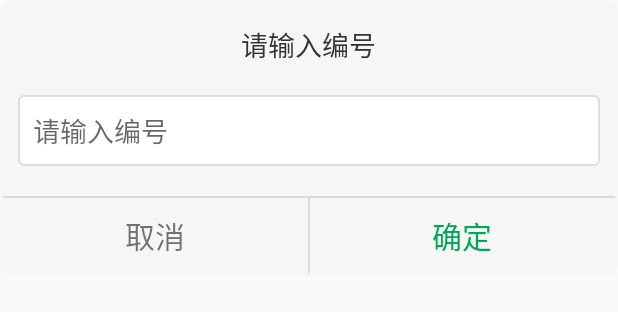
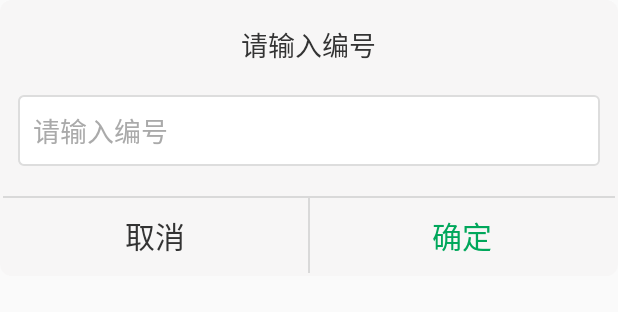
Before and after one commit to GTDistance/ScanLibWithInput, an Android app: the layout confirm_dialog.xml on its own in the app's theme, with its tools: preview values and no code run, on a phone screen of 412 x 824 dp. Shown: the top 312 px of the screen. Run offline under Robolectric (Android 15) with nearby library versions, the phone set to English and light mode, and no system bars.

Commit message:
添加取消和输入框的文字颜色

```diff
--- a/scanlibrary/src/main/res/layout/confirm_dialog.xml
+++ b/scanlibrary/src/main/res/layout/confirm_dialog.xml
@@ -30,6 +30,8 @@
             android:background="@drawable/edit_bg"
             android:inputType="number"
             android:padding="10dp"
+            android:textColorHint="#aaa"
+            android:textColor="#333"
             android:textSize="18sp" />
 
     </LinearLayout>
@@ -57,6 +59,7 @@
                 android:padding="10dp"
                 android:gravity="center"
                 android:text="取消"
+                android:textColor="#333"
                 android:textSize="20sp"/>
             <View
                 android:layout_width="1dp"
```
